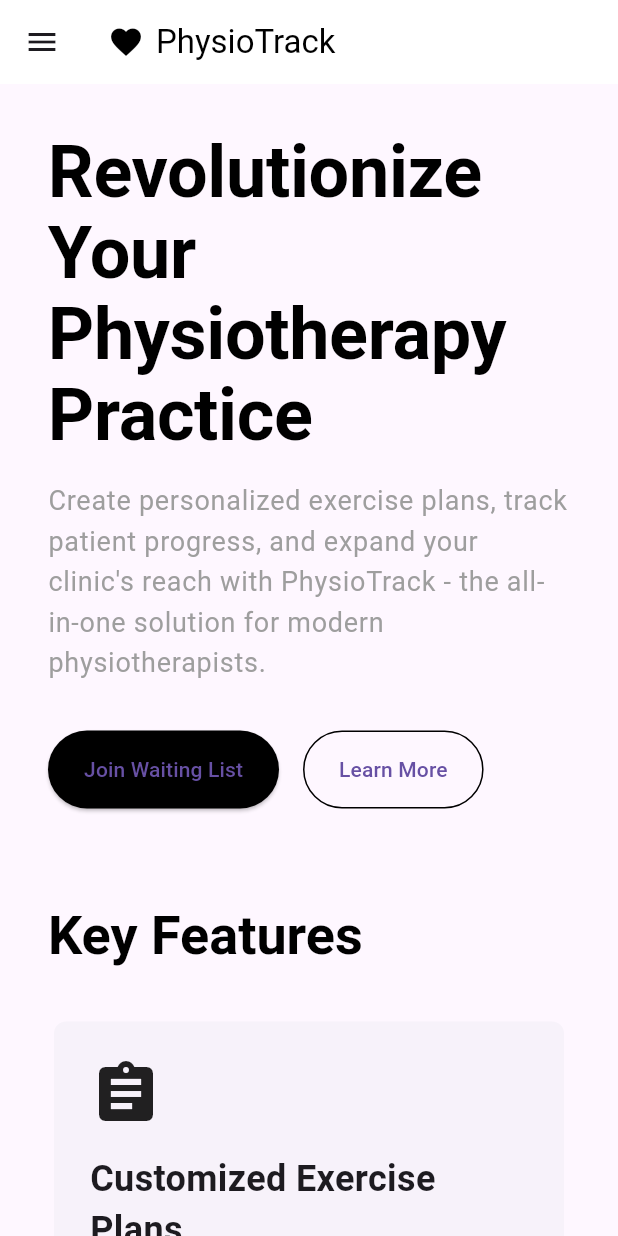
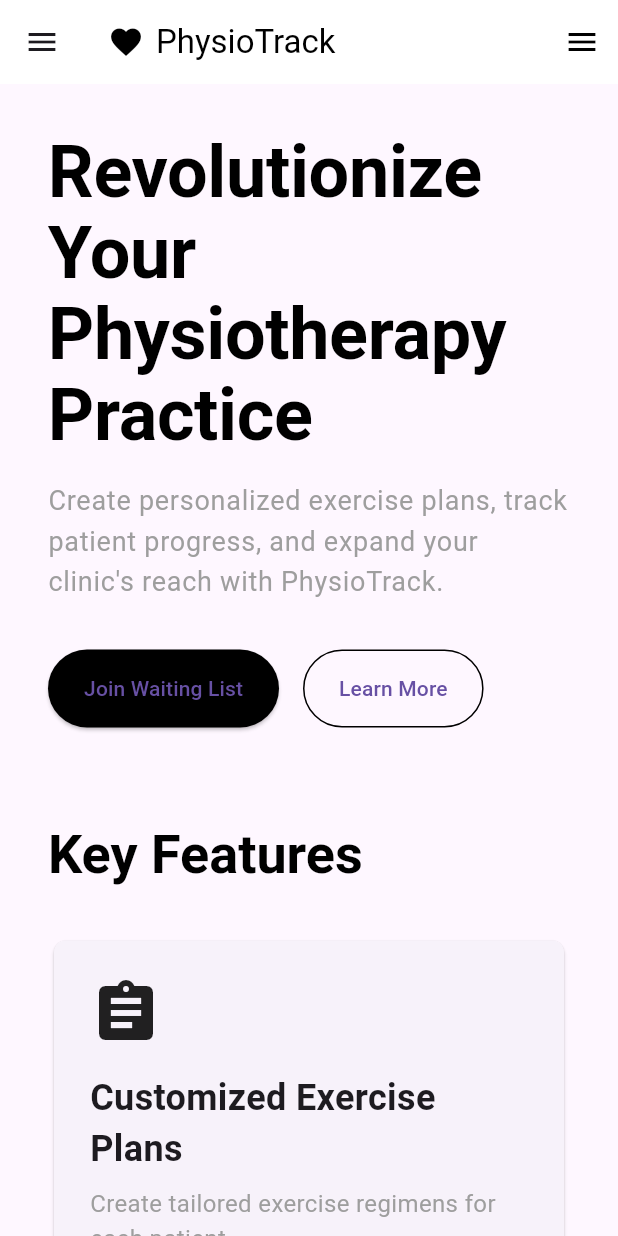
Before and after one commit to PraghadeeshLife/physio_landing, a Flutter app: the screen it shows after launch, on a phone screen of 412 x 824 dp. Run offline on Flutter 3.47's test engine with Material 3 defaults, Android fonts, the phone set to English and light mode, and no system bars.

Commit message:
add hamburger menu

```diff
--- a/lib/main.dart
+++ b/lib/main.dart
@@ -25,8 +25,28 @@
   }
 }
 
-class LandingPage extends StatelessWidget {
+class LandingPage extends StatefulWidget {
   const LandingPage({Key? key}) : super(key: key);
+
+  @override
+  _LandingPageState createState() => _LandingPageState();
+}
+
+class _LandingPageState extends State<LandingPage> {
+  final ScrollController _scrollController = ScrollController();
+  final GlobalKey _featuresKey = GlobalKey();
+  final GlobalKey _pricingKey = GlobalKey();
+  final GlobalKey _aboutKey = GlobalKey();
+  final GlobalKey _contactKey = GlobalKey();
+
+  void _scrollToSection(GlobalKey key) {
+    final context = key.currentContext!;
+    Scrollable.ensureVisible(
+      context,
+      duration: const Duration(seconds: 1),
+      curve: Curves.easeInOut,
+    );
+  }
 
   @override
   Widget build(BuildContext context) {
@@ -41,29 +61,25 @@
             const Text('PhysioTrack', style: TextStyle(color: Colors.black)),
           ],
         ),
-        actions: [
-          if (MediaQuery.of(context).size.width > 600) ...[
-            TextButton(onPressed: () {}, child: const Text('Features')),
-            TextButton(onPressed: () {}, child: const Text('Pricing')),
-            TextButton(onPressed: () {}, child: const Text('About')),
-            TextButton(onPressed: () {}, child: const Text('Contact')),
-          ]
-        ],
+        actions: _buildAppBarActions(context),
       ),
-      drawer: MediaQuery.of(context).size.width <= 600 ? _buildDrawer(context) : null,
+      drawer: _buildDrawerMenu(context),
       body: SingleChildScrollView(
+        controller: _scrollController,
         child: Padding(
           padding: const EdgeInsets.all(32.0),
           child: Column(
             crossAxisAlignment: CrossAxisAlignment.start,
-            children: const [
+            children: [
               HeroSection(),
-              SizedBox(height: 64),
-              FeaturesSection(),
-              SizedBox(height: 64),
-              AboutSection(),
-              SizedBox(height: 64),
-              ContactSection(),
+              const SizedBox(height: 64),
+              FeaturesSection(key: _featuresKey),
+              const SizedBox(height: 64),
+              PricingSection(key: _pricingKey),
+              const SizedBox(height: 64),
+              AboutSection(key: _aboutKey),
+              const SizedBox(height: 64),
+              ContactSection(key: _contactKey),
             ],
           ),
         ),
@@ -71,45 +87,86 @@
     );
   }
 
-  Drawer _buildDrawer(BuildContext context) {
+  /// Determines if the screen is large or small
+  bool _isLargeScreen(BuildContext context) {
+    return MediaQuery.of(context).size.width > 800;
+  }
+
+  /// Builds the navigation bar actions based on screen size
+  List<Widget> _buildAppBarActions(BuildContext context) {
+    if (_isLargeScreen(context)) {
+      return [
+        TextButton(
+          onPressed: () => _scrollToSection(_featuresKey),
+          child: const Text('Features'),
+        ),
+        TextButton(
+          onPressed: () => _scrollToSection(_pricingKey),
+          child: const Text('Pricing'),
+        ),
+        TextButton(
+          onPressed: () => _scrollToSection(_aboutKey),
+          child: const Text('About'),
+        ),
+        TextButton(
+          onPressed: () => _scrollToSection(_contactKey),
+          child: const Text('Contact'),
+        ),
+      ];
+    } else {
+      return [
+        Builder(
+          builder: (context) {
+            return IconButton(
+              icon: const Icon(Icons.menu, color: Colors.black),
+              onPressed: () {
+                Scaffold.of(context).openDrawer();
+              },
+            );
+          },
+        ),
+      ];
+    }
+  }
+
+  /// Drawer for smaller screens (hamburger menu)
+  Drawer _buildDrawerMenu(BuildContext context) {
     return Drawer(
       child: ListView(
         padding: EdgeInsets.zero,
         children: [
           DrawerHeader(
             decoration: const BoxDecoration(
-              color: Colors.white,
+              color: Colors.blue,
             ),
-            child: Row(
-              children: [
-                const Icon(Icons.favorite, color: Colors.black),
-                const SizedBox(width: 8),
-                const Text('PhysioTrack', style: TextStyle(color: Colors.black, fontSize: 24)),
-              ],
-            ),
+            child: const Text('PhysioTrack', style: TextStyle(color: Colors.white, fontSize: 24)),
           ),
           ListTile(
-            title: const Text('Features', style: TextStyle(color: Colors.black)),
+            title: const Text('Features'),
             onTap: () {
               Navigator.pop(context);
+              _scrollToSection(_featuresKey);
             },
           ),
           ListTile(
-            title: const Text('Pricing', style: TextStyle(color: Colors.black)),
+            title: const Text('Pricing'),
             onTap: () {
               Navigator.pop(context);
+              _scrollToSection(_pricingKey);
             },
           ),
           ListTile(
-            title: const Text('About', style: TextStyle(color: Colors.black)),
+            title: const Text('About'),
             onTap: () {
               Navigator.pop(context);
+              _scrollToSection(_aboutKey);
             },
           ),
           ListTile(
-            title: const Text('Contact', style: TextStyle(color: Colors.black)),
+            title: const Text('Contact'),
             onTap: () {
               Navigator.pop(context);
+              _scrollToSection(_contactKey);
             },
           ),
         ],
@@ -119,8 +176,6 @@
 }
 
 class HeroSection extends StatelessWidget {
-  const HeroSection({Key? key}) : super(key: key);
-
   @override
   Widget build(BuildContext context) {
     return Column(
@@ -132,7 +187,7 @@
         ),
         const SizedBox(height: 16),
         Text(
-          'Create personalized exercise plans, track patient progress, and expand your clinic\'s reach with PhysioTrack - the all-in-one solution for modern physiotherapists.',
+          'Create personalized exercise plans, track patient progress, and expand your clinic\'s reach with PhysioTrack.',
           style: Theme.of(context).textTheme.bodyLarge,
         ),
         const SizedBox(height: 32),
@@ -179,23 +234,22 @@
           builder: (context, constraints) {
             if (constraints.maxWidth > 600) {
               return Row(
-                crossAxisAlignment: CrossAxisAlignment.start,
                 children: [
-                  Expanded(child: _buildFeatureCard(Icons.assignment, 'Customized Exercise Plans', 'Create tailored exercise regimens for each patient, including video instructions and progress tracking.')),
+                  Expanded(child: _buildFeatureCard(Icons.assignment, 'Customized Exercise Plans', 'Create tailored exercise regimens for each patient.')),
                   const SizedBox(width: 32),
-                  Expanded(child: _buildFeatureCard(Icons.show_chart, 'Progress Tracking', 'Monitor patient progress over time, visualize improvements, and adjust plans as needed.')),
+                  Expanded(child: _buildFeatureCard(Icons.show_chart, 'Progress Tracking', 'Monitor patient progress over time.')),
                   const SizedBox(width: 32),
-                  Expanded(child: _buildFeatureCard(Icons.people, 'Patient Management', 'Efficiently manage your patient roster, appointments, and treatment history in one place.')),
+                  Expanded(child: _buildFeatureCard(Icons.people, 'Patient Management', 'Efficiently manage your patient roster.')),
                 ],
               );
             } else {
               return Column(
                 children: [
-                  _buildFeatureCard(Icons.assignment, 'Customized Exercise Plans', 'Create tailored exercise regimens for each patient, including video instructions and progress tracking.'),
+                  _buildFeatureCard(Icons.assignment, 'Customized Exercise Plans', 'Create tailored exercise regimens for each patient.'),
                   const SizedBox(height: 32),
-                  _buildFeatureCard(Icons.show_chart, 'Progress Tracking', 'Monitor patient progress over time, visualize improvements, and adjust plans as needed.'),
+                  _buildFeatureCard(Icons.show_chart, 'Progress Tracking', 'Monitor patient progress over time.'),
                   const SizedBox(height: 32),
-                  _buildFeatureCard(Icons.people, 'Patient Management', 'Efficiently manage your patient roster, appointments, and treatment history in one place.'),
+                  _buildFeatureCard(Icons.people, 'Patient Management', 'Efficiently manage your patient roster.'),
                 ],
               );
             }
@@ -207,7 +261,6 @@
 
   Widget _buildFeatureCard(IconData icon, String title, String description) {
     return Card(
-      elevation: 0,
       shape: RoundedRectangleBorder(borderRadius: BorderRadius.circular(8)),
       child: Padding(
         padding: const EdgeInsets.all(24.0),
@@ -226,6 +279,68 @@
   }
 }
 
+class PricingSection extends StatelessWidget {
+  const PricingSection({Key? key}) : super(key: key);
+
+  @override
+  Widget build(BuildContext context) {
+    return Column(
+      crossAxisAlignment: CrossAxisAlignment.start,
+      children: [
+        Text(
+          'Pricing Plans',
+          style: Theme.of(context).textTheme.displayMedium,
+        ),
+        const SizedBox(height: 32),
+        LayoutBuilder(
+          builder: (context, constraints) {
+            if (constraints.maxWidth > 600) {
+              return Row(
+                children: [
+                  Expanded(child: _buildPricingCard('Free', '\$0/mo', 'Basic features to get started')),
+                  const SizedBox(width: 32),
+                  Expanded(child: _buildPricingCard('Pro', '\$49/mo', 'Advanced features for growing clinics')),
+                  const SizedBox(width: 32),
+                  Expanded(child: _buildPricingCard('Enterprise', 'Custom', 'Tailored solutions for large organizations')),
+                ],
+              );
+            } else {
+              return Column(
+                children: [
+                  _buildPricingCard('Free', '\$0/mo', 'Basic features to get started'),
+                  const SizedBox(height: 32),
+                  _buildPricingCard('Pro', '\$49/mo', 'Advanced features for growing clinics'),
+                  const SizedBox(height: 32),
+                  _buildPricingCard('Enterprise', 'Custom', 'Tailored solutions for large organizations'),
+                ],
+              );
+            }
+          },
+        ),
+      ],
+    );
+  }
+
+  Widget _buildPricingCard(String title, String price, String description) {
+    return Card(
+      shape: RoundedRectangleBorder(borderRadius: BorderRadius.circular(8)),
+      child: Padding(
+        padding: const EdgeInsets.all(24.0),
+        child: Column(
+          crossAxisAlignment: CrossAxisAlignment.start,
+          children: [
+            Text(title, style: const TextStyle(fontSize: 24, fontWeight: FontWeight.bold)),
+            const SizedBox(height: 16),
+            Text(price, style: const TextStyle(fontSize: 32, fontWeight: FontWeight.bold, color: Colors.blue)),
+            const SizedBox(height: 16),
+            Text(description, style: const TextStyle(fontSize: 16, color: Colors.grey)),
+          ],
+        ),
+      ),
+    );
+  }
+}
+
 class AboutSection extends StatelessWidget {
   const AboutSection({Key? key}) : super(key: key);
 
@@ -235,17 +350,12 @@
       crossAxisAlignment: CrossAxisAlignment.start,
       children: [
         Text(
-          'About PhysioTrack',
+          'About Us',
           style: Theme.of(context).textTheme.displayMedium,
         ),
-        const SizedBox(height: 16),
+        const SizedBox(height: 32),
         Text(
-          'PhysioTrack is a cutting-edge platform designed to empower physiotherapists and enhance patient care. Our mission is to bridge the gap between in-clinic treatments and at-home exercises, ensuring better outcomes for patients and more efficient practice management for therapists.',
-          style: Theme.of(context).textTheme.bodyLarge,
-        ),
-        const SizedBox(height: 16),
-        Text(
-          'Founded by a team of experienced physiotherapists and software engineers, PhysioTrack combines clinical expertise with advanced technology to create a solution that truly understands and addresses the needs of modern physiotherapy practices.',
+          'PhysioTrack is revolutionizing physiotherapy by providing tools for personalized patient care and progress tracking.',
           style: Theme.of(context).textTheme.bodyLarge,
         ),
       ],
@@ -265,79 +375,7 @@
           'Contact Us',
           style: Theme.of(context).textTheme.displayMedium,
         ),
-        const SizedBox(height: 16),
-        Text(
-          'Have questions or want to learn more? Get in touch with our team.',
-          style: Theme.of(context).textTheme.bodyLarge,
-        ),
         const SizedBox(height: 32),
-        LayoutBuilder(
-          builder: (context, constraints) {
-            if (constraints.maxWidth > 600) {
-              return Row(
-                children: [
-                  Expanded(child: _buildContactForm()),
-                  const SizedBox(width: 32),
-                  Expanded(child: _buildContactInfo(context)),
-                ],
-              );
-            } else {
-              return Column(
-                children: [
-                  _buildContactForm(),
-                  const SizedBox(height: 32),
-                  _buildContactInfo(context),
-                ],
-              );
-            }
-          },
-        ),
-      ],
-    );
-  }
-
-  Widget _buildContactForm() {
-    return Column(
-      crossAxisAlignment: CrossAxisAlignment.start,
-      children: [
-        TextField(
-          decoration: InputDecoration(
-            labelText: 'Name',
-            border: OutlineInputBorder(borderRadius: BorderRadius.circular(8)),
-          ),
-        ),
-        const SizedBox(height: 16),
-        TextField(
-          decoration: InputDecoration(
-            labelText: 'Email',
-            border: OutlineInputBorder(borderRadius: BorderRadius.circular(8)),
-          ),
-        ),
-        const SizedBox(height: 16),
-        TextField(
-          maxLines: 4,
-          decoration: InputDecoration(
-            labelText: 'Message',
-            border: OutlineInputBorder(borderRadius: BorderRadius.circular(8)),
-          ),
-        ),
-        const SizedBox(height: 32),
-        ElevatedButton(
-          onPressed: () {},
-          child: const Text('Submit'),
-          style: ElevatedButton.styleFrom(
-            padding: const EdgeInsets.symmetric(horizontal: 24, vertical: 16),
-            backgroundColor: Colors.black,
-          ),
-        ),
-      ],
-    );
-  }
-
-  Widget _buildContactInfo(BuildContext context) {
-    return Column(
-      crossAxisAlignment: CrossAxisAlignment.start,
-      children: [
         Text('Email: info@physiotrack.com', style: Theme.of(context).textTheme.bodyLarge),
         const SizedBox(height: 16),
         Text('Phone: +1 (123) 456-7890', style: Theme.of(context).textTheme.bodyLarge),
```
